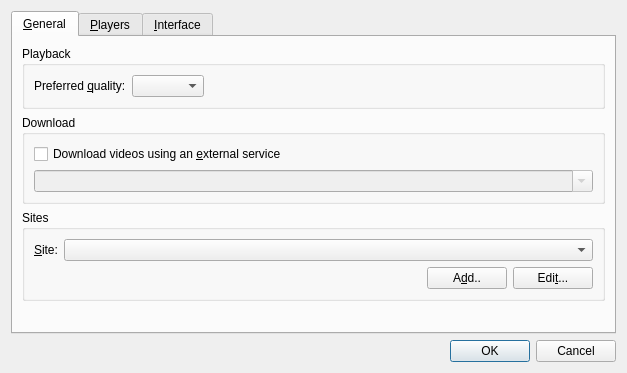
First picture: the form in src/configdialog.ui, repository smplayer-dev/smtube, before the edit.
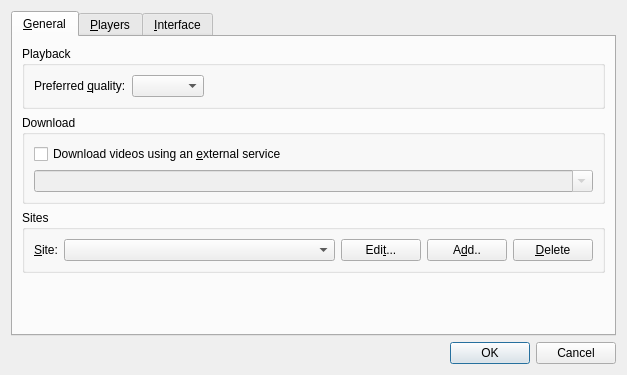
Second picture: the form after the edit. Icons and pictures are not drawn.

Commit message: Add a delete button

Patch:
```diff
--- a/src/configdialog.ui
+++ b/src/configdialog.ui
@@ -7,7 +7,7 @@
     <x>0</x>
     <y>0</y>
     <width>627</width>
-    <height>373</height>
+    <height>375</height>
    </rect>
   </property>
   <property name="windowTitle">
@@ -93,8 +93,6 @@
          <property name="title">
           <string>Sites</string>
          </property>
-         <layout class="QVBoxLayout" name="verticalLayout_3">
-          <item>
            <layout class="QHBoxLayout" name="horizontalLayout_5">
             <item>
              <widget class="QLabel" name="label">
@@ -116,34 +114,6 @@
               </property>
              </widget>
             </item>
-           </layout>
-          </item>
-          <item>
-           <layout class="QHBoxLayout" name="horizontalLayout_6">
-            <item>
-             <spacer name="horizontalSpacer_3">
-              <property name="orientation">
-               <enum>Qt::Horizontal</enum>
-              </property>
-              <property name="sizeHint" stdset="0">
-               <size>
-                <width>376</width>
-                <height>20</height>
-               </size>
-              </property>
-             </spacer>
-            </item>
-            <item>
-             <widget class="QPushButton" name="add_site_button">
-              <property name="text">
-               <string>A&amp;dd..</string>
-              </property>
-              <property name="icon">
-               <iconset resource="icons.qrc">
-                <normaloff>:/icons/list-add.png</normaloff>:/icons/list-add.png</iconset>
-              </property>
-             </widget>
-            </item>
             <item>
              <widget class="QPushButton" name="edit_site_button">
               <property name="text">
@@ -151,7 +121,27 @@
               </property>
              </widget>
             </item>
-           </layout>
+          <item>
+           <widget class="QPushButton" name="add_site_button">
+            <property name="text">
+             <string>A&amp;dd..</string>
+            </property>
+            <property name="icon">
+             <iconset resource="icons.qrc">
+              <normaloff>:/icons/list-add.png</normaloff>:/icons/list-add.png</iconset>
+            </property>
+           </widget>
+          </item>
+          <item>
+           <widget class="QPushButton" name="delete_site_button">
+            <property name="text">
+             <string>&amp;Delete</string>
+            </property>
+            <property name="icon">
+             <iconset resource="icons.qrc">
+              <normaloff>:/icons/list-remove.png</normaloff>:/icons/list-remove.png</iconset>
+            </property>
+           </widget>
           </item>
          </layout>
         </widget>
```
Left out of the diff: 3 changed lines with no effect on the pictures. Lines whose indentation alone changed are shown as unchanged. The commit also changes 2 other files.
